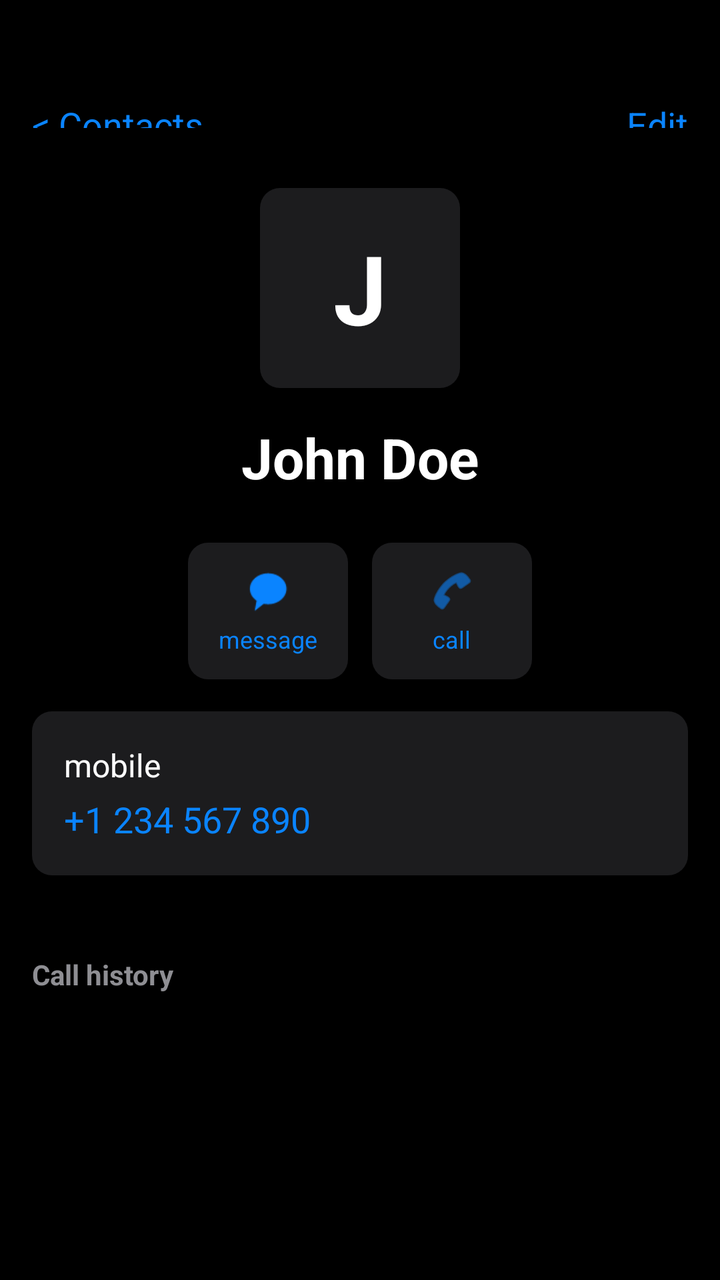
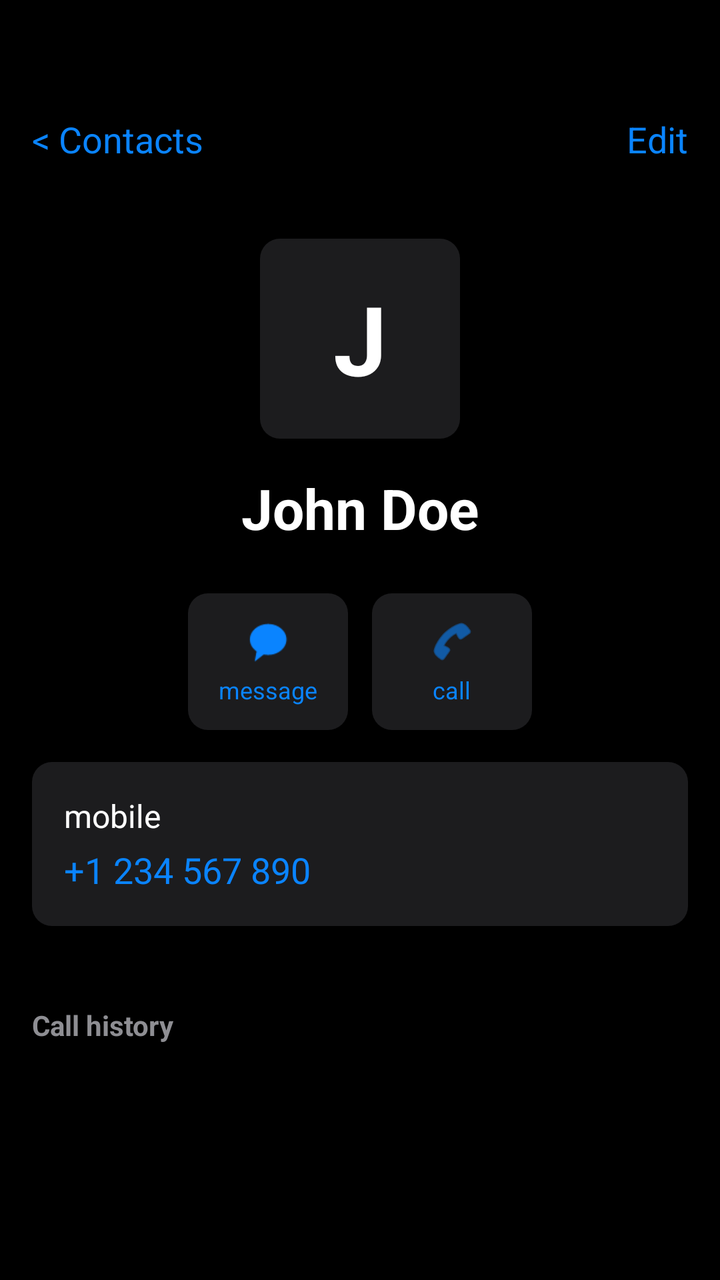

Screens rendered from an Android XML layout before and after an edit, with the pre-edit source and the edit as a unified diff.
<!-- AndroidManifest.xml: application theme Theme.MyContact -->
<!-- res/layout/activity_contact_details.xml -->
<?xml version="1.0" encoding="utf-8"?>
<LinearLayout xmlns:android="http://schemas.android.com/apk/res/android"
    xmlns:app="http://schemas.android.com/apk/res-auto"
    android:layout_width="match_parent"
    android:layout_height="match_parent"
    android:background="#000000"
    android:orientation="vertical">

    <RelativeLayout
        android:layout_width="match_parent"
        android:layout_height="?attr/actionBarSize"
        android:paddingHorizontal="16dp">

        <TextView
            android:id="@+id/btnBack"
            android:layout_width="wrap_content"
            android:layout_height="wrap_content"
            android:layout_alignParentStart="true"
            android:layout_centerVertical="true"
            android:text="&lt; Contacts"
            android:textColor="#0A84FF"
            android:textSize="18sp"
            android:paddingTop="50dp"/>

        <TextView
            android:layout_width="wrap_content"
            android:layout_height="wrap_content"
            android:layout_alignParentEnd="true"
            android:layout_centerVertical="true"
            android:text="Edit"
            android:textColor="#0A84FF"
            android:textSize="18sp"
            android:paddingTop="50dp"/>
    </RelativeLayout>

    <LinearLayout
        android:layout_width="match_parent"
        android:layout_height="wrap_content"
        android:gravity="center"
        android:orientation="vertical"
        android:paddingTop="30dp">

        <TextView
            android:id="@+id/tvDetailInitial"
            android:layout_width="100dp"
            android:layout_height="100dp"
            android:background="@drawable/search_bg"
            android:gravity="center"
            android:text="J"
            android:textColor="#FFFFFF"
            android:textSize="48sp"
            android:textStyle="bold" />

        <TextView
            android:id="@+id/tvDetailName"
            android:layout_width="wrap_content"
            android:layout_height="wrap_content"
            android:layout_marginTop="16dp"
            android:text="John Doe"
            android:textColor="#FFFFFF"
            android:textSize="28sp"
            android:textStyle="bold" />
    </LinearLayout>

    <LinearLayout
        android:layout_width="match_parent"
        android:layout_height="wrap_content"
        android:layout_marginTop="24dp"
        android:gravity="center"
        android:orientation="horizontal">

        <LinearLayout
            android:id="@+id/btnProfileMessage"
            android:layout_width="80dp"
            android:layout_height="wrap_content"
            android:background="@drawable/search_bg"
            android:gravity="center"
            android:layout_marginHorizontal="6dp"
            android:orientation="vertical"
            android:paddingVertical="12dp">
            <ImageView
                android:layout_width="24dp"
                android:layout_height="24dp"
                android:src="@android:drawable/sym_action_chat"
                app:tint="#0A84FF" />
            <TextView
                android:layout_width="wrap_content"
                android:layout_height="wrap_content"
                android:layout_marginTop="4dp"
                android:text="message"
                android:textColor="#0A84FF"
                android:textSize="12sp" />
        </LinearLayout>

        <LinearLayout
            android:id="@+id/btnProfileCall"
            android:layout_width="80dp"
            android:layout_height="wrap_content"
            android:background="@drawable/search_bg"
            android:gravity="center"
            android:layout_marginHorizontal="6dp"
            android:orientation="vertical"
            android:paddingVertical="12dp">
            <ImageView
                android:layout_width="24dp"
                android:layout_height="24dp"
                android:src="@android:drawable/ic_menu_call"
                app:tint="#0A84FF" />
            <TextView
                android:layout_width="wrap_content"
                android:layout_height="wrap_content"
                android:layout_marginTop="4dp"
                android:text="call"
                android:textColor="#0A84FF"
                android:textSize="12sp" />
        </LinearLayout>

    </LinearLayout>

    <LinearLayout
        android:layout_width="match_parent"
        android:layout_height="wrap_content"
        android:layout_margin="16dp"
        android:background="@drawable/search_bg"
        android:orientation="vertical"
        android:padding="16dp">

        <TextView
            android:layout_width="wrap_content"
            android:layout_height="wrap_content"
            android:text="mobile"
            android:textColor="#FFFFFF"
            android:textSize="16sp" />

        <TextView
            android:id="@+id/tvDetailPhone"
            android:layout_width="wrap_content"
            android:layout_height="wrap_content"
            android:layout_marginTop="4dp"
            android:text="+1 234 567 890"
            android:textColor="#0A84FF"
            android:textSize="18sp" />
    </LinearLayout>

    <TextView
        android:layout_width="match_parent"
        android:layout_height="wrap_content"
        android:layout_marginHorizontal="16dp"
        android:layout_marginTop="24dp"
        android:layout_marginBottom="8dp"
        android:text="Call history"
        android:textColor="#8E8E93"
        android:textSize="14sp"
        android:textStyle="bold" />

    <LinearLayout
        android:layout_width="match_parent"
        android:layout_height="wrap_content"
        android:layout_marginHorizontal="16dp"
        android:background="@drawable/search_bg"
        android:orientation="vertical"
        android:paddingHorizontal="16dp">

        <androidx.recyclerview.widget.RecyclerView
            android:id="@+id/rvCallHistory"
            android:layout_width="match_parent"
            android:layout_height="wrap_content"
            android:nestedScrollingEnabled="false" />
    </LinearLayout>

</LinearLayout>
<!-- resources referenced by this layout -->
<resources>
  <!-- drawable search_bg (drawable) -->
  <?xml version="1.0" encoding="utf-8"?>
  <shape xmlns:android="http://schemas.android.com/apk/res/android"
      android:shape="rectangle">
  
      <solid android:color="#1C1C1E" />
  
      <corners android:radius="10dp" />
  
  </shape>
  <style name="Theme.MyContact" parent="Theme.Material3.Light.NoActionBar">
          
          <item name="colorPrimary">@color/purple_500</item>
          <item name="colorPrimaryVariant">@color/purple_700</item>
          <item name="colorOnPrimary">@color/white</item>
          
          <item name="colorSecondary">@color/teal_200</item>
          <item name="colorSecondaryVariant">@color/teal_700</item>
          <item name="colorOnSecondary">@color/black</item>
          
          <item name="android:statusBarColor">?attr/colorPrimaryVariant</item>
          
      </style>
  <color name="purple_500">#FF6200EE</color>
  <color name="purple_700">#FF3700B3</color>
  <color name="white">#FFFFFFFF</color>
  <color name="teal_200">#FF03DAC5</color>
  <color name="teal_700">#FF018786</color>
  <color name="black">#FF000000</color>
</resources>

<!-- the commit's change to res/layout/activity_contact_details.xml (unified diff, before → after) -->
@@ -8,8 +8,9 @@
 
     <RelativeLayout
         android:layout_width="match_parent"
-        android:layout_height="?attr/actionBarSize"
-        android:paddingHorizontal="16dp">
+        android:layout_height="wrap_content"
+        android:paddingHorizontal="16dp"
+        android:paddingTop="15dp">
 
         <TextView
             android:id="@+id/btnBack"
